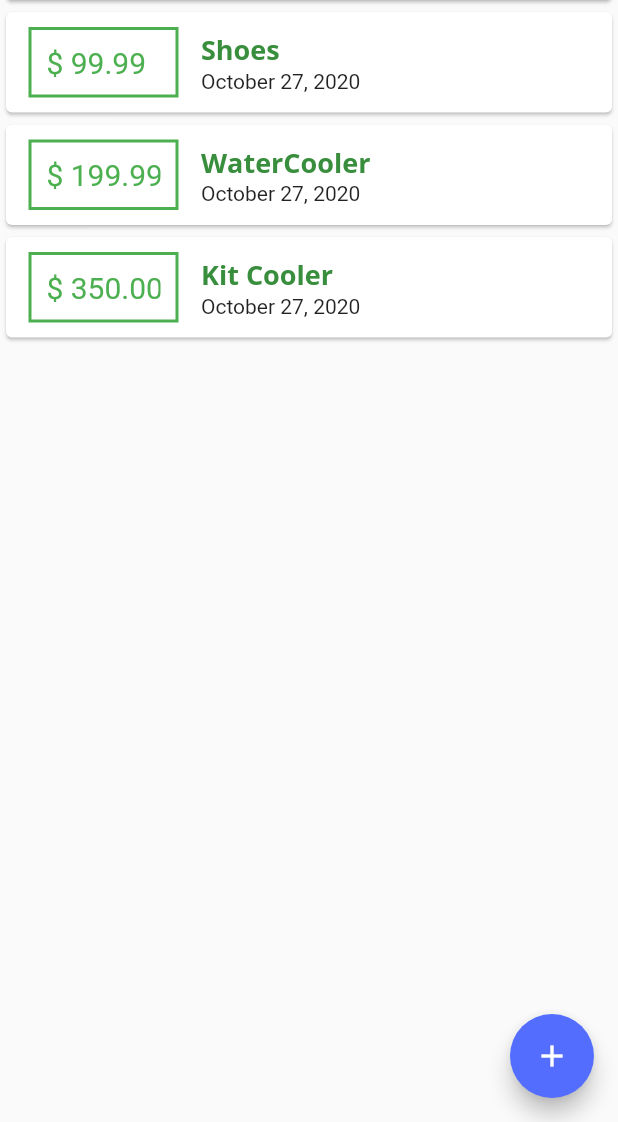
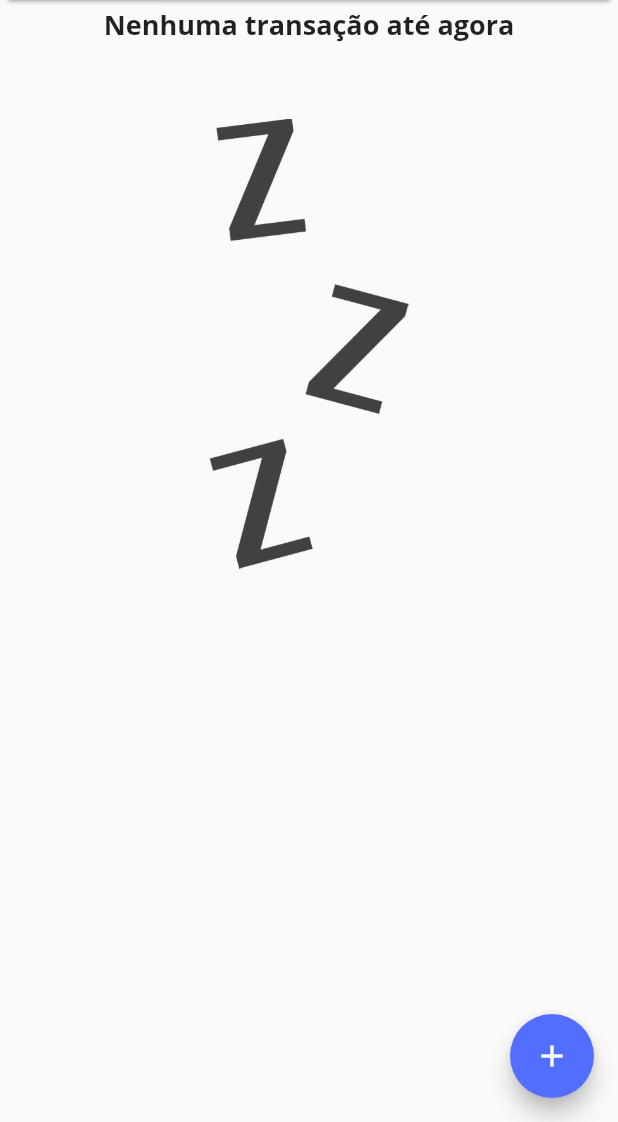
Before and after one commit to du-almeidalima/flutter-course, a Flutter app: the screen it shows after launch, on a phone screen of 412 x 824 dp, the part 114-1236 px from its top. Run offline on Flutter 3.47's test engine with Material 2 defaults, Android fonts, the phone set to English and light mode, and no system bars.

```diff
--- a/lib/main.dart
+++ b/lib/main.dart
@@ -47,11 +47,11 @@ class HomePage extends StatefulWidget {
 
 class _HomePageState extends State<HomePage> {
   final List<Transaction> _userTransactions = [
-    Transaction(id: 't1', title: 'Shoes', date: DateTime.now(), amount: 99.99),
-    Transaction(
-        id: 't2', title: 'WaterCooler', date: DateTime.now(), amount: 199.99),
-    Transaction(
-        id: 't3', title: 'Kit Cooler', date: DateTime.now(), amount: 350.00)
+    // Transaction(id: 't1', title: 'Shoes', date: DateTime.now(), amount: 99.99),
+    // Transaction(
+    //     id: 't2', title: 'WaterCooler', date: DateTime.now(), amount: 199.99),
+    // Transaction(
+    //     id: 't3', title: 'Kit Cooler', date: DateTime.now(), amount: 350.00)
   ];
 
   void _startAddNewTransaction(BuildContext context) {
--- a/lib/widgets/transactions_list.dart
+++ b/lib/widgets/transactions_list.dart
@@ -1,4 +1,5 @@
 import 'package:flutter/material.dart';
+import 'package:flutter/painting.dart';
 import 'package:intl/intl.dart';
 import 'package:meu_dinheirinho/model/transaction.dart';
 
@@ -11,7 +12,27 @@ class TransactionList extends StatelessWidget {
   Widget build(BuildContext context) {
     return Container(
       height: 450,
-      child: ListView.builder(
+      child: _userTransactions.isEmpty
+          ? Column(
+              children: <Widget>[
+                Text(
+                  'Nenhuma transação até agora',
+                  style: Theme.of(context).textTheme.headline6,
+                ),
+                SizedBox(
+                  height: 50,
+                ),
+                Container(
+                  height: 300,
+                  child: Image.asset(
+                    'assets/images/no-transaction.png',
+                    // BoxFit.cover will infer the height of the Parent into the image
+                    fit: BoxFit.cover,
+                  ),
+                )
+              ],
+            )
+          : ListView.builder(
               itemCount: _userTransactions.length,
               itemExtent: 75,
               itemBuilder: (BuildContext context, int index) {
@@ -20,7 +41,8 @@ class TransactionList extends StatelessWidget {
                   child: Row(children: [
                     Container(
                       width: 100,
-                margin: EdgeInsets.symmetric(horizontal: 15, vertical: 10),
+                      margin:
+                          EdgeInsets.symmetric(horizontal: 15, vertical: 10),
                       padding: EdgeInsets.all(10),
                       decoration: BoxDecoration(
                         border: Border.all(
@@ -44,11 +66,16 @@ class TransactionList extends StatelessWidget {
                           transaction.title,
                           style: TextStyle(
                             color: Theme.of(context).primaryColorDark,
-                      fontFamily:
-                          Theme.of(context).textTheme.headline6.fontFamily,
-                      fontSize: Theme.of(context).textTheme.headline6.fontSize,
-                      fontWeight:
-                          Theme.of(context).textTheme.headline6.fontWeight,
+                            fontFamily: Theme.of(context)
+                                .textTheme
+                                .headline6
+                                .fontFamily,
+                            fontSize:
+                                Theme.of(context).textTheme.headline6.fontSize,
+                            fontWeight: Theme.of(context)
+                                .textTheme
+                                .headline6
+                                .fontWeight,
                           ),
                         ),
                         Text(DateFormat.yMMMMd().format(transaction.date)),
```
Also changed, not shown: pubspec.yaml (+4 -3 lines), assets/images/no-transaction.png (added). Lines whose indentation alone changed are shown as unchanged.
